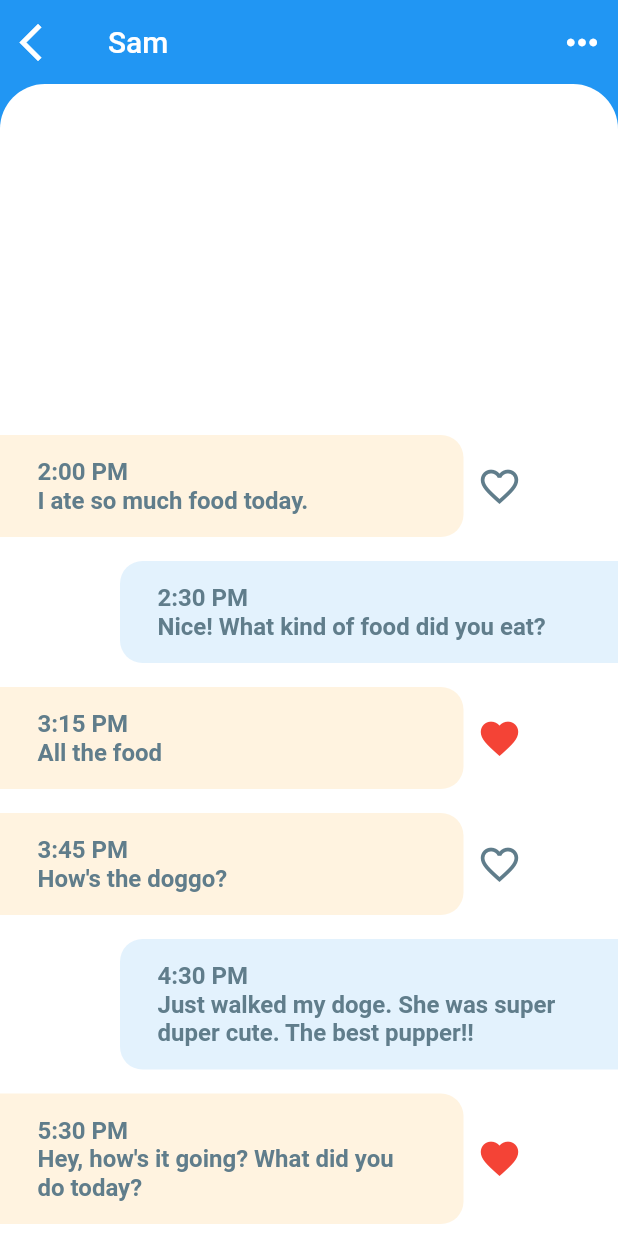
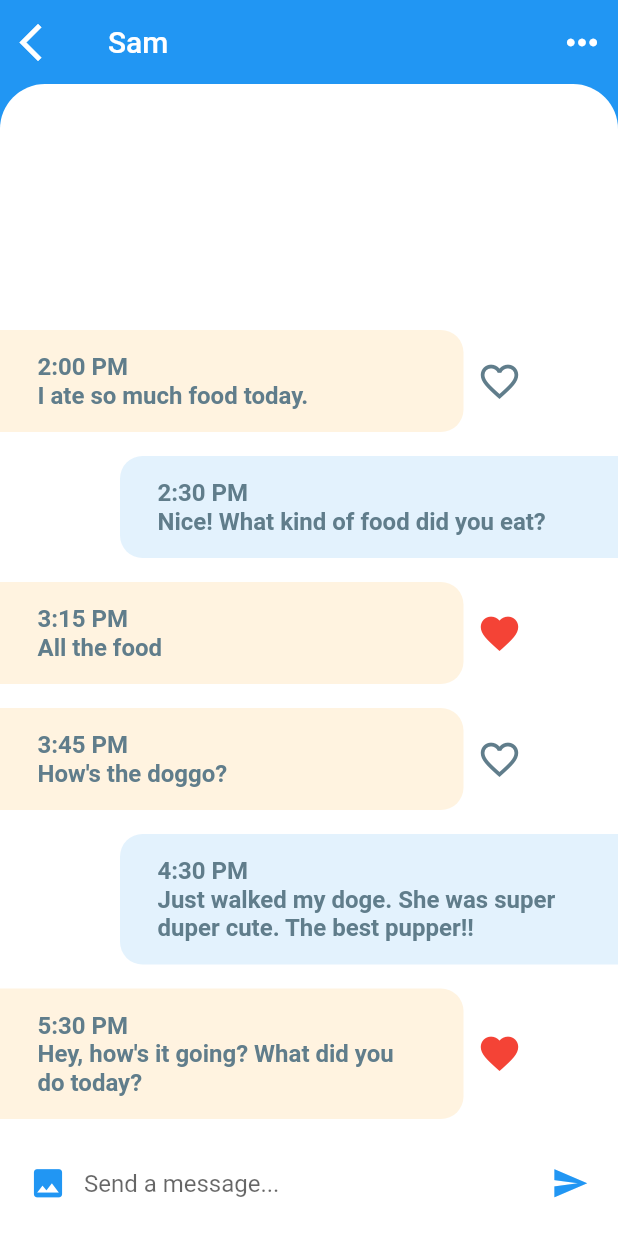
Before and after one commit to Qubits-01/fp-chatter, a Flutter app: the screen it shows after launch, after a tap on "Sam", on a phone screen of 412 x 824 dp. Run offline on Flutter 3.47's test engine with Material 2 defaults, Android fonts, the phone set to English and light mode, and no system bars.

Commit message:
Add message input texfield

```diff
--- a/lib/screens/chat_screen.dart
+++ b/lib/screens/chat_screen.dart
@@ -77,6 +77,40 @@ class _ChatScreenState extends State<ChatScreen> {
     );
   }
 
+  Widget _buildMessageComposer() {
+    return Container(
+      padding: const EdgeInsets.symmetric(horizontal: 8.0),
+      height: 70,
+      color: Colors.white,
+      child: Row(
+        children: <Widget>[
+          IconButton(
+            icon: const Icon(Icons.photo),
+            iconSize: 25.0,
+            color: Theme.of(context).primaryColor,
+            onPressed: () {},
+          ),
+          Expanded(
+            child: TextField(
+                textCapitalization: TextCapitalization.sentences,
+                decoration: const InputDecoration.collapsed(
+                  hintText: 'Send a message...',
+                ),
+                onChanged: (value) {
+                  print(value);
+                }),
+          ),
+          IconButton(
+            icon: const Icon(Icons.send),
+            iconSize: 25.0,
+            color: Theme.of(context).primaryColor,
+            onPressed: () {},
+          ),
+        ],
+      ),
+    );
+  }
+
   @override
   Widget build(BuildContext context) {
     return Scaffold(
@@ -99,7 +133,9 @@ class _ChatScreenState extends State<ChatScreen> {
           ),
         ],
       ),
-      body: Column(
+      body: GestureDetector(
+        onTap: () => FocusScope.of(context).unfocus(),
+        child: Column(
           children: <Widget>[
             Expanded(
               child: Container(
@@ -129,7 +165,9 @@ class _ChatScreenState extends State<ChatScreen> {
                 ),
               ),
             ),
+            _buildMessageComposer(),
           ],
+        ),
       ),
     );
   }
```
Lines whose indentation alone changed are shown as unchanged.
